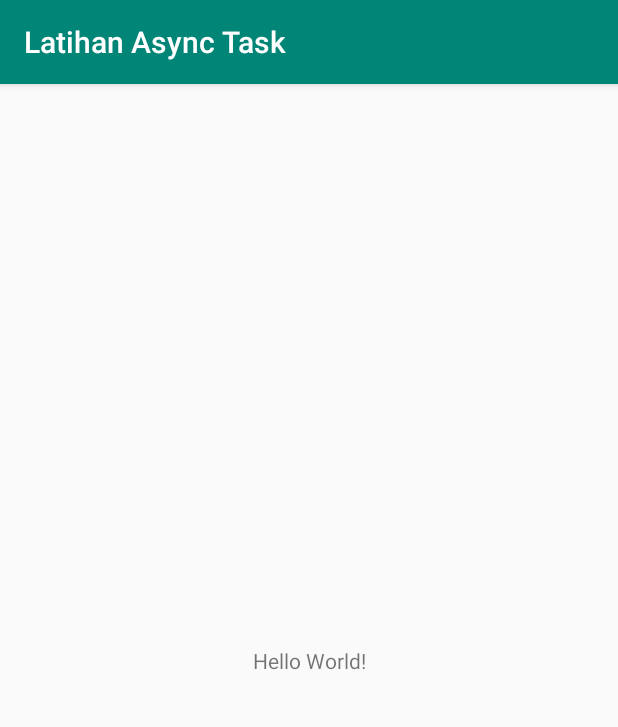
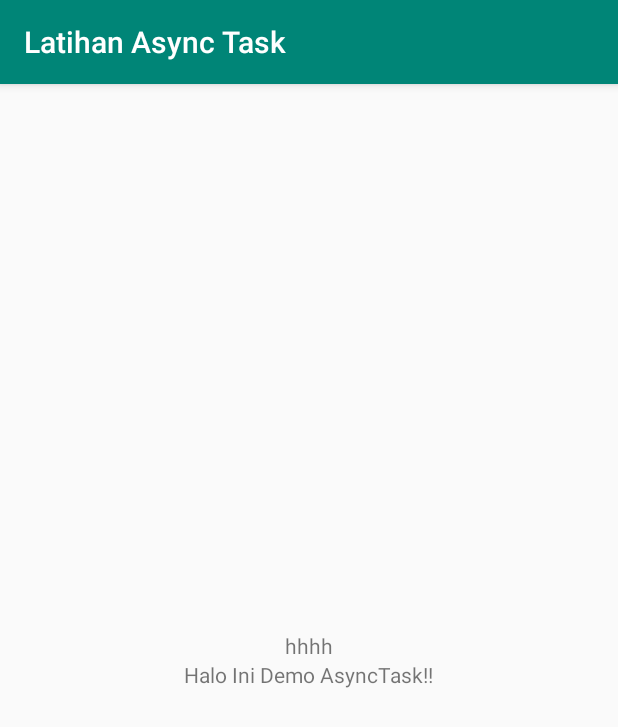
Before and after one commit to hasanbasri1993/latihan-asynctask, an Android app: the screen it shows after launch (MainActivity), on a phone screen of 412 x 824 dp. Shown: the top 727 px of the screen. Run offline under Robolectric (Android 15) with nearby library versions, the phone set to English and light mode, and no system bars.

Commit message:
okeee, Silahkan mencoba

```diff
--- a/app/src/main/java/com/daarululuumlido/latihanasynctask/MainActivity.java
+++ b/app/src/main/java/com/daarululuumlido/latihanasynctask/MainActivity.java
@@ -1,13 +1,87 @@
 package com.daarululuumlido.latihanasynctask;
 
+import android.os.AsyncTask;
+import android.os.Bundle;
 import android.support.v7.app.AppCompatActivity;
-import android.os.Bundle;
+import android.util.Log;
+import android.widget.TextView;
 
-public class MainActivity extends AppCompatActivity {
+import java.lang.ref.WeakReference;
+
+public class MainActivity extends AppCompatActivity implements MyAsyncCallback {
+
+    TextView tvStatus, tvDesc;
+    final static String INPUT_STRING = "Halo Ini Demo AsyncTask!!";
 
     @Override
     protected void onCreate(Bundle savedInstanceState) {
         super.onCreate(savedInstanceState);
         setContentView(R.layout.activity_main);
+
+        tvStatus = findViewById(R.id.tv_status);
+        tvDesc = findViewById(R.id.tv_decs);
+        DemoASync demoASync = new DemoASync(this);
+        demoASync.execute(INPUT_STRING);
     }
+
+    @Override
+    public void onPreExecute() {
+        tvStatus.setText(R.string.status_pre);
+        tvDesc.setText(INPUT_STRING);
+    }
+
+    @Override
+    public void onPostExecute(String result) {
+        tvStatus.setText(R.string.status_post);
+        if (result != null) {
+            tvDesc.setText(result);
+        }
+
+    }
+
+    private static class DemoASync extends AsyncTask<String, Void, String> {
+        static final String LOG_ASYNC = "DemoAsync";
+        WeakReference<MyAsyncCallback> myListener;
+
+        DemoASync(MyAsyncCallback myListener) {
+            this.myListener = new WeakReference<>(myListener);
+        }
+
+        @Override
+        protected void onPreExecute() {
+            super.onPreExecute();
+            Log.d(LOG_ASYNC, "status: onPreExecute");
+
+            MyAsyncCallback myListener = this.myListener.get();
+            if (myListener != null) {
+                myListener.onPreExecute();
+            }
+        }
+
+        @Override
+        protected String doInBackground(String... params) {
+            Log.d(LOG_ASYNC, "status: doInBackground: ");
+            String output = null;
+            try {
+                String input = params[0];
+                output = input + " Selamat Belajar";
+                Thread.sleep(5000);
+            } catch (Exception e) {
+                Log.d(LOG_ASYNC, e.getMessage());
+            }
+            return output;
+        }
+
+        @Override
+        public void onPostExecute(String result) {
+            super.onPostExecute(result);
+            Log.d(LOG_ASYNC, "status: onPostExecute");
+            MyAsyncCallback myListner = this.myListener.get();
+            if (myListner != null) {
+                myListner.onPostExecute(result);
+            }
+        }
+    }
+
+
 }
--- /dev/null
+++ b/app/src/main/java/com/daarululuumlido/latihanasynctask/MyAsyncCallback.java
@@ -0,0 +1,6 @@
+package com.daarululuumlido.latihanasynctask;
+
+interface MyAsyncCallback {
+    void onPreExecute();
+    void onPostExecute(String text);
+}
--- a/app/src/main/res/layout/activity_main.xml
+++ b/app/src/main/res/layout/activity_main.xml
@@ -1,18 +1,23 @@
 <?xml version="1.0" encoding="utf-8"?>
-<android.support.constraint.ConstraintLayout xmlns:android="http://schemas.android.com/apk/res/android"
+<LinearLayout xmlns:android="http://schemas.android.com/apk/res/android"
     xmlns:app="http://schemas.android.com/apk/res-auto"
     xmlns:tools="http://schemas.android.com/tools"
     android:layout_width="match_parent"
     android:layout_height="match_parent"
+    android:gravity="center"
+    android:orientation="vertical"
     tools:context=".MainActivity">
 
     <TextView
+        android:id="@+id/tv_status"
+        android:layout_height="wrap_content"
         android:layout_width="wrap_content"
-        android:layout_height="wrap_content"
-        android:text="Hello World!"
-        app:layout_constraintBottom_toBottomOf="parent"
-        app:layout_constraintLeft_toLeftOf="parent"
-        app:layout_constraintRight_toRightOf="parent"
-        app:layout_constraintTop_toTopOf="parent" />
+        android:text="Status"/>
 
-</android.support.constraint.ConstraintLayout>
+    <TextView
+        android:id="@+id/tv_decs"
+        android:text="Description"
+        android:layout_width="wrap_content"
+        android:layout_height="wrap_content" />
+
+</LinearLayout>
--- a/app/src/main/res/values/strings.xml
+++ b/app/src/main/res/values/strings.xml
@@ -1,3 +1,5 @@
 <resources>
     <string name="app_name">Latihan Async Task</string>
+    <string name="status_pre">hhhh</string>
+    <string name="status_post">hihih</string>
 </resources>
```
